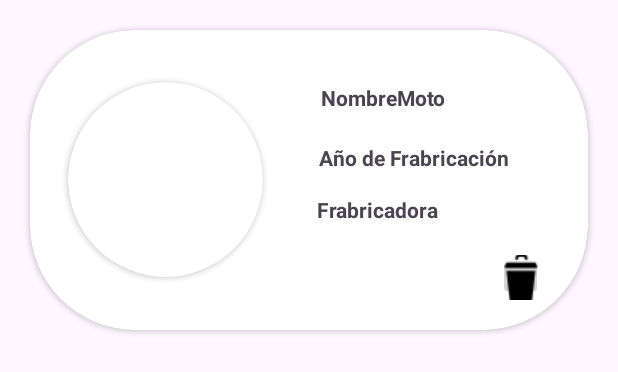
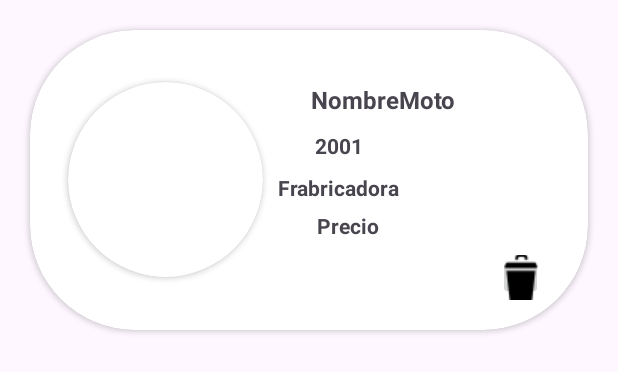
Before and after one commit to mcar03/ProyectoMotos, an Android app: the layout item.xml on its own in the app's theme, with its tools: preview values and no code run, on a phone screen of 412 x 824 dp. Shown: the top 372 px of the screen. Run offline under Robolectric (Android 15) with nearby library versions, the phone set to English and light mode, and no system bars.

Commit message:
Version 1.1

```diff
--- a/app/src/main/AndroidManifest.xml
+++ b/app/src/main/AndroidManifest.xml
@@ -1,6 +1,7 @@
 <?xml version="1.0" encoding="utf-8"?>
 <manifest xmlns:android="http://schemas.android.com/apk/res/android"
     xmlns:tools="http://schemas.android.com/tools">
+    <uses-permission android:name="android.permission.INTERNET" />
 
     <application
         android:allowBackup="true"
--- a/app/src/main/res/layout/item.xml
+++ b/app/src/main/res/layout/item.xml
@@ -8,12 +8,23 @@
     android:layout_height="200dp">
 
 
+    <LinearLayout
+        android:layout_width="match_parent"
+        android:layout_height="match_parent"
+        android:orientation="horizontal">
+
+        <LinearLayout
+            android:layout_width="0dp"
+            android:layout_height="match_parent"
+            android:layout_weight="1"
+            android:orientation="horizontal">
+
             <androidx.cardview.widget.CardView
                 android:layout_width="130dp"
+                android:layout_height="130dp"
                 android:layout_gravity="start|center"
                 android:layout_marginLeft="25dp"
                 app:cardCornerRadius="70dp"
-        android:layout_height="130dp"
                 tools:ignore="RtlHardcoded">
 
                 <ImageView
@@ -23,6 +34,14 @@
                     tools:ignore="ContentDescription,ImageContrastCheck"
                     tools:srcCompat="@tools:sample/avatars" />
             </androidx.cardview.widget.CardView>
+        </LinearLayout>
+
+        <LinearLayout
+            android:layout_width="0dp"
+            android:layout_height="match_parent"
+            android:layout_weight="1"
+            android:orientation="horizontal"></LinearLayout>
+    </LinearLayout>
 
     <TextView
         android:id="@+id/textViewNombreItemRecycler"
@@ -30,6 +49,7 @@
         android:layout_marginTop="35dp"
         android:layout_marginLeft="50dp"
         android:textStyle="bold"
+        android:textSize="16sp"
         android:layout_gravity="center|top"
         android:layout_height="wrap_content"
         android:text="NombreMoto"
@@ -41,10 +61,10 @@
         android:layout_height="wrap_content"
         android:layout_gravity="center"
         android:textStyle="bold"
-        android:layout_marginTop="15dp"
-        android:layout_marginLeft="70dp"
+        android:layout_marginTop="7dp"
+        android:layout_marginLeft="20dp"
         android:layout_marginBottom="30dp"
-        android:text="Año de Frabricación"
+        android:text="2001"
         tools:ignore="HardcodedText,RtlHardcoded" />
 
     <TextView
@@ -52,8 +72,8 @@
         android:layout_width="wrap_content"
         android:layout_gravity="center"
         android:textStyle="bold"
-        android:layout_marginLeft="46dp"
-        android:layout_marginTop="20dp"
+        android:layout_marginLeft="20dp"
+        android:layout_marginTop="5dp"
         android:layout_height="wrap_content"
         android:text="Frabricadora"
         tools:ignore="HardcodedText" />
@@ -67,4 +87,14 @@
         android:layout_marginBottom="20dp"
         app:srcCompat="@drawable/bote_de_basura"
         tools:ignore="ContentDescription,RtlHardcoded,SpeakableTextPresentCheck,TouchTargetSizeCheck" />
+
+    <TextView
+        android:id="@+id/textViewPrecioItemRecycler"
+        android:layout_width="wrap_content"
+        android:layout_gravity="bottom|center"
+        android:layout_marginBottom="60dp"
+        android:layout_marginLeft="26dp"
+        android:textStyle="bold"
+        android:layout_height="wrap_content"
+        android:text="Precio" />
 </androidx.cardview.widget.CardView>
```
Also changed, not shown: app/build.gradle.kts (+6 -2 lines), app/src/main/java/com/example/motosproyecto/MainActivity.kt (+15 -4 lines), app/src/main/java/com/example/motosproyecto/adapter/AdapterMoto.kt (added, +35 -0 lines), app/src/main/java/com/example/motosproyecto/adapter/ViewHolderMoto.kt (added, +37 -0 lines), app/src/main/java/com/example/motosproyecto/controller/Controller.kt (added, +43 -0 lines), app/src/main/java/com/example/motosproyecto/dao/DaoMoto.kt (added, +16 -0 lines), app/src/main/java/com/example/motosproyecto/interfaces/InterfaceMoto.kt (added, +12 -0 lines), app/src/main/java/com/example/motosproyecto/models/Moto.kt (added, +15 -0 lines), app/src/main/java/com/example/motosproyecto/object_models/Repository.kt (added, +48 -0 lines). Lines whose indentation alone changed are shown as unchanged.
